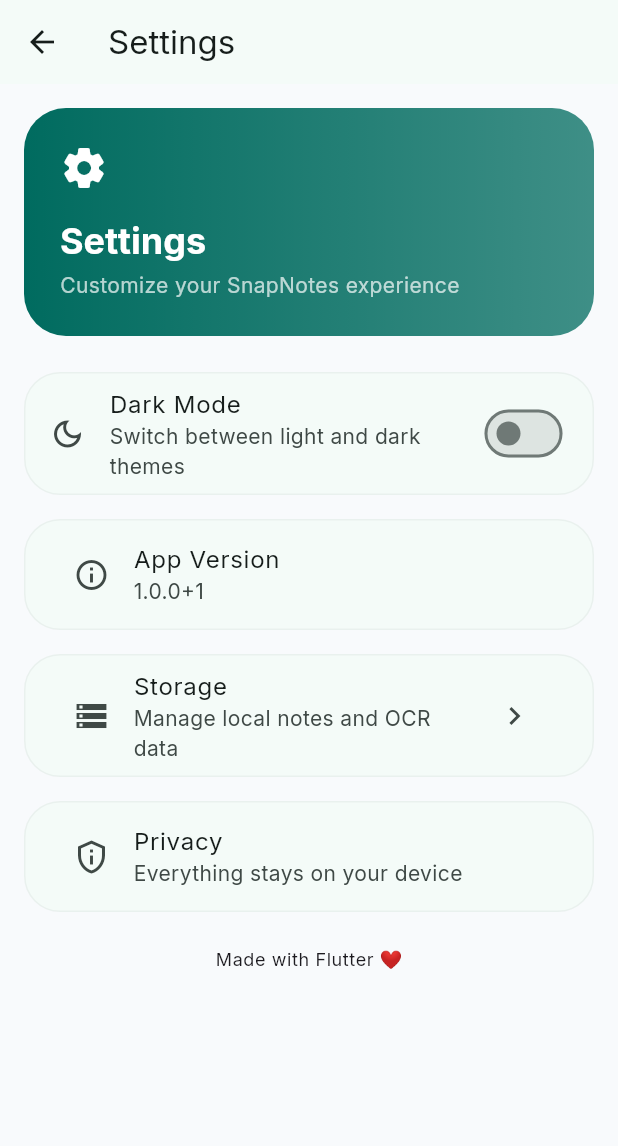
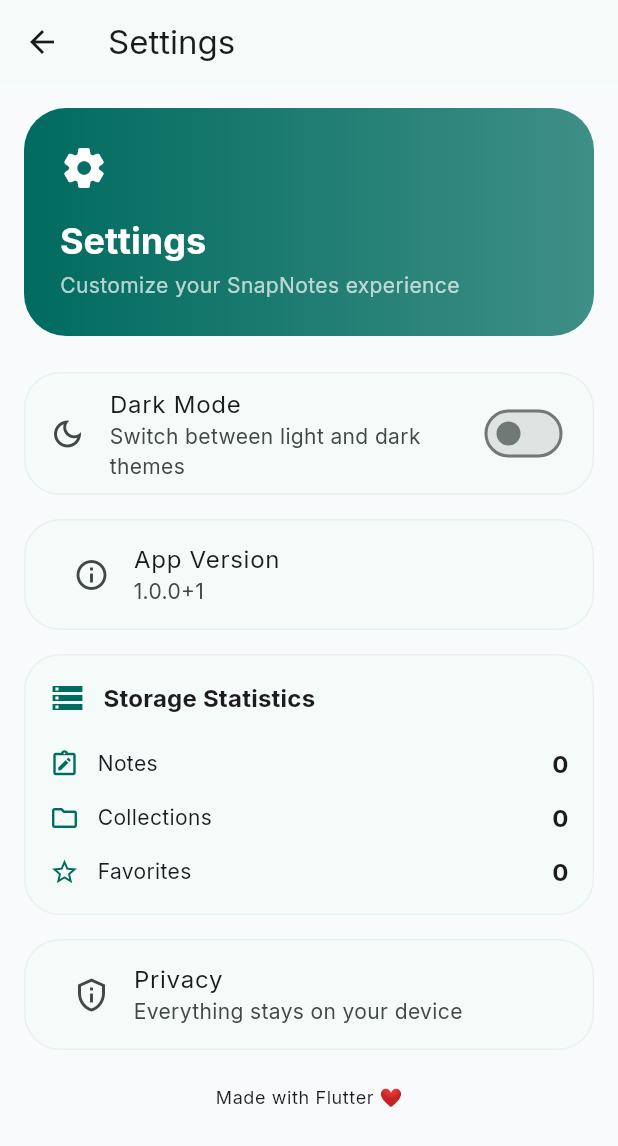
Before and after one commit to harshyadavDeveloper/snapnotes, a Flutter app: the SettingsScreen screen opened directly, on a phone screen of 412 x 824 dp. Shown: the top 1146 px of the screen. Run offline on Flutter 3.47's test engine with Material 3 defaults, Android fonts, the light colour scheme and no system bars; our stand-ins replace camera, get_it, google_fonts, image_picker, isar_community, open_filex and 2 more; missing offline and left inert: crop_your_image, google_mlkit_text_recognition; accounts and stored records are empty; generated files the repository leaves out were written again.

Commit message:
feat: add storage statistics to settings

```diff
--- a/lib/features/settings/screens/settings_screen.dart
+++ b/lib/features/settings/screens/settings_screen.dart
@@ -1,6 +1,7 @@
 import 'package:flutter/material.dart';
 import 'package:provider/provider.dart';
 import 'package:snapnotes/providers/app_info_provider.dart';
+import 'package:snapnotes/providers/dashboard_notifier.dart';
 
 import '../../../providers/theme_provider.dart';
 
@@ -11,6 +12,7 @@ class SettingsScreen extends StatelessWidget {
   Widget build(BuildContext context) {
     final themeProvider = context.watch<ThemeProvider>();
     final appInfo = context.watch<AppInfoProvider>();
+    final dashboard = context.watch<DashboardNotifier>();
 
     return Scaffold(
       appBar: AppBar(title: const Text('Settings')),
@@ -87,14 +89,59 @@ class SettingsScreen extends StatelessWidget {
           const SizedBox(height: 16),
 
           _SettingsCard(
-            child: ListTile(
-              leading: const Icon(Icons.storage_outlined),
-              title: const Text('Storage'),
-              subtitle: const Text('Manage local notes and OCR data'),
-              trailing: const Icon(Icons.chevron_right),
-              onTap: () {},
+  child: Column(
+    children: [
+      const SizedBox(height: 16),
+
+      Row(
+        children: [
+          Icon(
+            Icons.storage_outlined,
+            color: Theme.of(context).colorScheme.primary,
+          ),
+
+          const SizedBox(width: 12),
+
+          Text(
+            'Storage Statistics',
+            style: Theme.of(context).textTheme.titleMedium?.copyWith(
+              fontWeight: FontWeight.w700,
             ),
           ),
+        ],
+      ),
+
+      const SizedBox(height: 20),
+
+      _buildStatRow(
+        context,
+        Icons.note_alt_outlined,
+        'Notes',
+        dashboard.totalNotes.toString(),
+      ),
+
+      const SizedBox(height: 12),
+
+      _buildStatRow(
+        context,
+        Icons.folder_outlined,
+        'Collections',
+        dashboard.totalCollections.toString(),
+      ),
+
+      const SizedBox(height: 12),
+
+      _buildStatRow(
+        context,
+        Icons.star_outline,
+        'Favorites',
+        dashboard.totalFavorites.toString(),
+      ),
+
+      const SizedBox(height: 16),
+    ],
+  ),
+),
 
           const SizedBox(height: 16),
 
@@ -126,6 +173,7 @@ class _SettingsCard extends StatelessWidget {
 
   @override
   Widget build(BuildContext context) {
+
     return Container(
       padding: const EdgeInsets.symmetric(horizontal: 16),
       decoration: BoxDecoration(
@@ -139,3 +187,33 @@ class _SettingsCard extends StatelessWidget {
     );
   }
 }
+
+Widget _buildStatRow(
+  BuildContext context,
+  IconData icon,
+  String title,
+  String value,
+) {
+  return Row(
+    children: [
+      Icon(
+        icon,
+        size: 20,
+        color: Theme.of(context).colorScheme.primary,
+      ),
+
+      const SizedBox(width: 12),
+
+      Expanded(
+        child: Text(title),
+      ),
+
+      Text(
+        value,
+        style: Theme.of(context).textTheme.titleMedium?.copyWith(
+          fontWeight: FontWeight.bold,
+        ),
+      ),
+    ],
+  );
+}
--- a/lib/providers/dashboard_notifier.dart
+++ b/lib/providers/dashboard_notifier.dart
@@ -16,6 +16,9 @@ class DashboardNotifier extends BaseNotifier {
   final GetTotalCollectionsUseCase _getTotalCollectionsUseCase;
 
   final GetRecentNotesUseCase _getRecentNotesUseCase;
+
+  String get storageSummary =>
+      '$totalNotes Notes • $totalCollections Collections';
 
   int totalNotes = 0;
 
```
